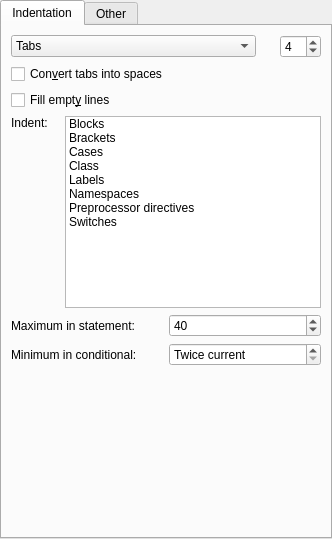
KDE/kdevelop, file plugins/astyle/astyle_preferences.ui: the form before one commit.
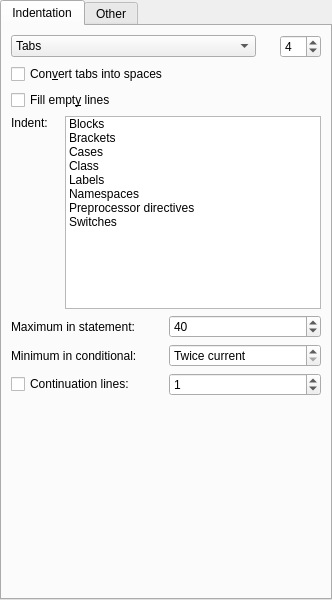
The form after the commit. Custom widgets are drawn as their Qt base class.

Commit message:
Support for indent-after-parens astyle option
Summary:
This change adds --indent-after-parens and --indent-continuation support in the custom astyle formatter config.
(see: http://astyle.sourceforge.net/astyle.html#_indent-after-parens)

Reviewers: #kdevelop, mwolff

Reviewed By: #kdevelop, mwolff

Subscribers: mwolff, kdevelop-devel

Tags: #kdevelop

Maniphest Tasks: T10373

```diff
--- a/plugins/astyle/astyle_preferences.ui
+++ b/plugins/astyle/astyle_preferences.ui
@@ -7,7 +7,7 @@
     <x>0</x>
     <y>0</y>
     <width>332</width>
-    <height>519</height>
+    <height>600</height>
    </rect>
   </property>
   <layout class="QHBoxLayout" name="horizontalLayout">
@@ -250,6 +250,29 @@
            </property>
           </widget>
          </item>
+         <item row="2" column="1">
+          <widget class="QSpinBox" name="inpContinuation">
+           <property name="toolTip">
+            <string>Number of indents</string>
+           </property>
+           <property name="maximum">
+            <number>4</number>
+           </property>
+           <property name="value">
+            <number>1</number>
+           </property>
+          </widget>
+         </item>
+         <item row="2" column="0">
+          <widget class="QCheckBox" name="chkAfterParens">
+           <property name="toolTip">
+            <string>Indent, instead of align, continuation lines following lines that contain an opening paren '(' or an assignment '='.</string>
+           </property>
+           <property name="text">
+            <string>Continuation lines:</string>
+           </property>
+          </widget>
+         </item>
         </layout>
        </item>
        <item>
```
The commit also changes 4 other files.
